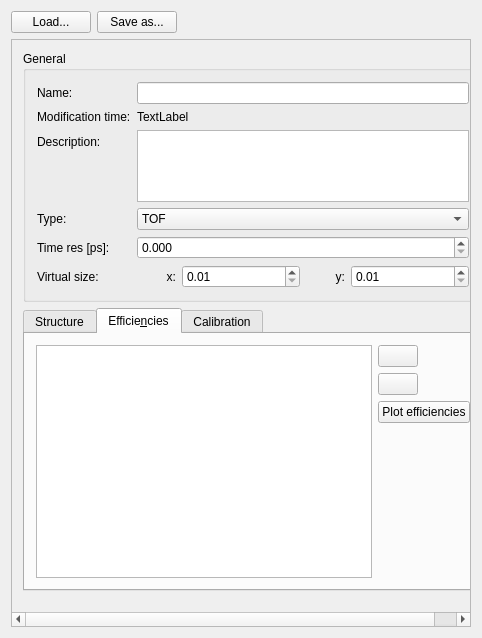
JYU-IBA/potku, file ui_files/ui_request_detector_settings.ui: the form before one commit.
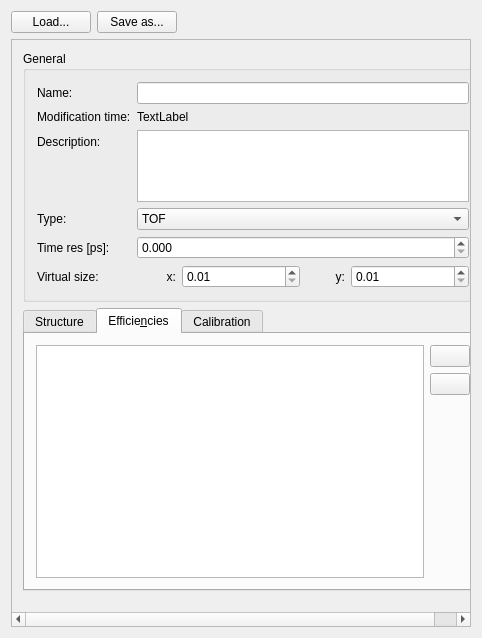
The form after the commit. Icons and pictures are not drawn.

Commit message: Revert "Add possibility to plot eff-files from detector settings"

Diff of the .ui file:
```diff
--- a/ui_files/ui_request_detector_settings.ui
+++ b/ui_files/ui_request_detector_settings.ui
@@ -510,19 +510,6 @@
                    </property>
                   </widget>
                  </item>
-                 <item alignment="Qt::AlignTop">
-                  <widget class="QPushButton" name="plotEfficiencyButton">
-                   <property name="sizePolicy">
-                    <sizepolicy hsizetype="Fixed" vsizetype="Fixed">
-                     <horstretch>0</horstretch>
-                     <verstretch>0</verstretch>
-                    </sizepolicy>
-                   </property>
-                   <property name="text">
-                    <string>Plot efficiencies</string>
-                   </property>
-                  </widget>
-                 </item>
                  <item>
                   <spacer name="verticalSpacer_2">
                    <property name="orientation">
```
Left out of the diff: 3 changed lines with no effect on the pictures. The commit also changes 4 other files.
